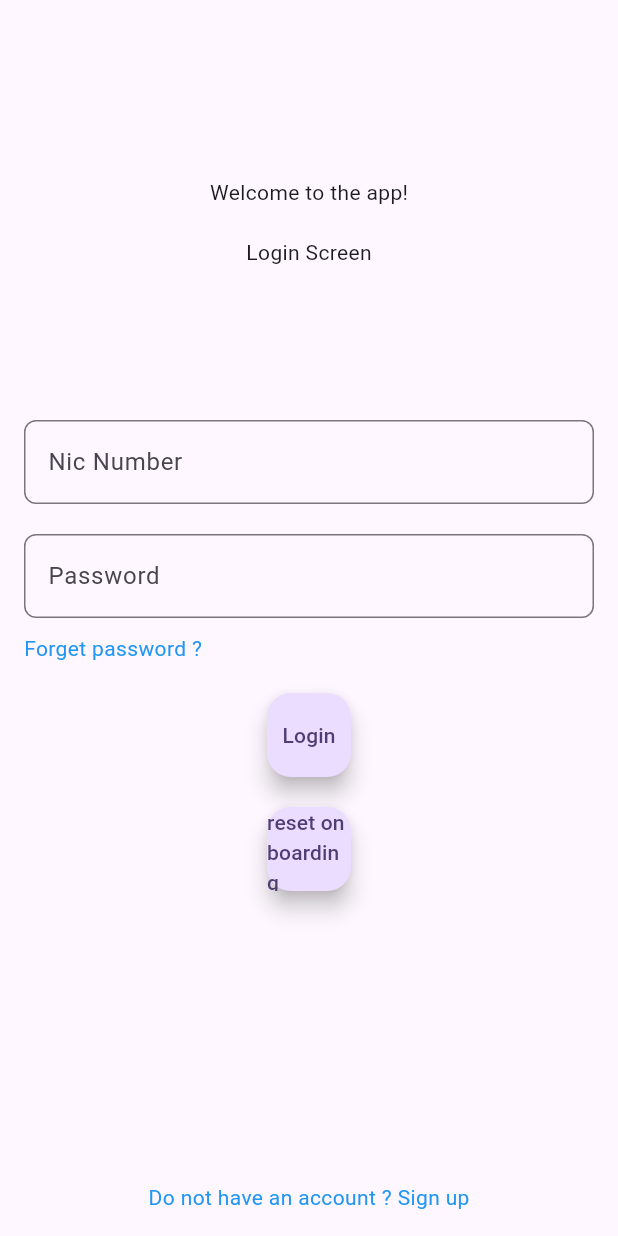
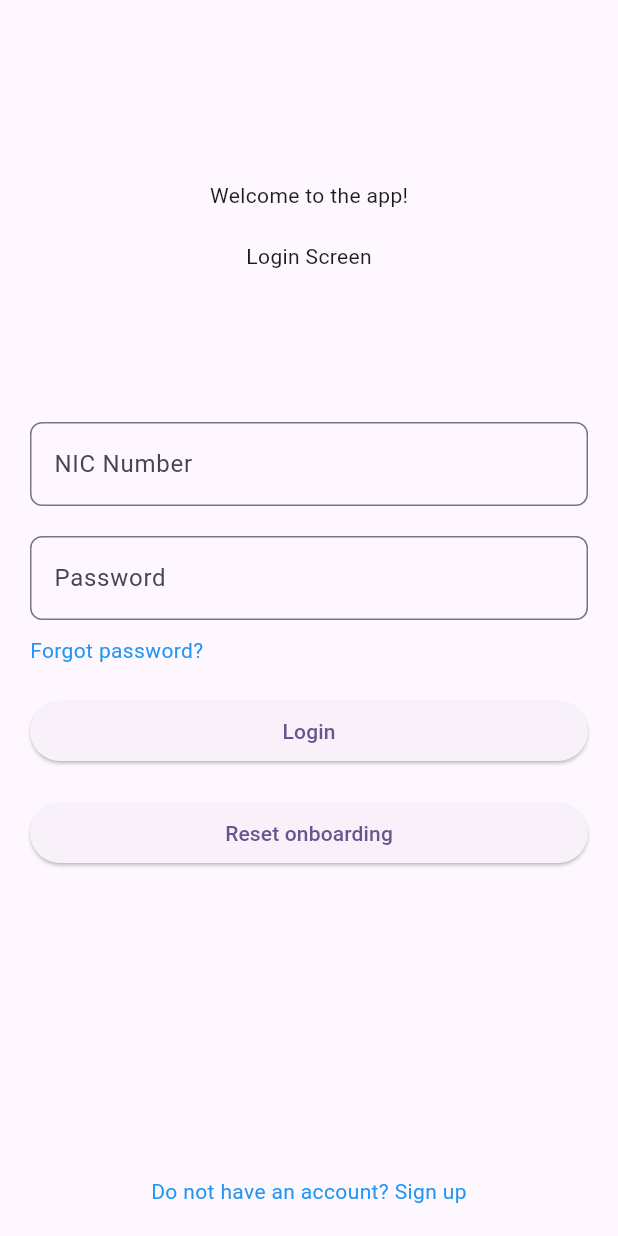
Before and after one commit to MininduThiranjaya/PayMe, a Flutter app: the Login_Screen screen opened by its route, on a phone screen of 412 x 824 dp. Run offline on Flutter 3.47's test engine with Material 3 defaults, Android fonts, the phone set to English and light mode, and no system bars; our stand-ins replace shared_preferences; accounts and stored records are empty.

Commit message:
fix: resolve boundry exception

```diff
--- a/client/lib/screens/common/Login_Screen.dart
+++ b/client/lib/screens/common/Login_Screen.dart
@@ -1,30 +1,39 @@
 import 'package:flutter/material.dart';
 import 'package:client/services/Onboard_Storage_Service.dart';
 
-class Login_Screen extends StatefulWidget{
-
+class Login_Screen extends StatefulWidget {
   const Login_Screen({super.key});
 
   @override
   State<Login_Screen> createState() => _Login_Screen_State();
 }
 
-class _Login_Screen_State extends State<Login_Screen>{
-
+class _Login_Screen_State extends State<Login_Screen> {
   Future<void> resetOnboardingStatus() async {
     await OnboardStorageService().resetOnboarding();
   }
 
   @override
   Widget build(BuildContext context) {
-    return Scaffold (
+    return Scaffold(
+      resizeToAvoidBottomInset: true,
       body: SafeArea(
-        child: Center(
+        child: LayoutBuilder(
+          builder: (context, constraints) {
+
+            const pagePadding = EdgeInsets.all(20);
+            final availableHeight = constraints.maxHeight - pagePadding.vertical;
+
+            return SingleChildScrollView(
+              keyboardDismissBehavior: ScrollViewKeyboardDismissBehavior.onDrag,
               child: Padding(
-            padding: const EdgeInsets.all(16),
+                padding: pagePadding,
+                child: ConstrainedBox(
+                  constraints: BoxConstraints(minHeight: availableHeight),
+                  child: IntrinsicHeight(
                     child: Column(
-              mainAxisAlignment: MainAxisAlignment.start,
                       children: [
+                        // Title section: 1/3
                         Expanded(
                           flex: 1,
                           child: Column(
@@ -36,77 +45,102 @@ class _Login_Screen_State extends State<Login_Screen>{
                             ],
                           ),
                         ),
+
+                        // Form section: 2/3
                         Expanded(
-                  flex:2,
+                          flex: 2,
                           child: Column(
-                    mainAxisAlignment: MainAxisAlignment.start,
+                            crossAxisAlignment: CrossAxisAlignment.stretch,
                             children: [
                               TextField(
-                        decoration:
-                          InputDecoration(
-                            labelText: 'Nic Number',
-                            hintText: 'Enter your nic number',
-                            border: OutlineInputBorder(borderRadius: BorderRadius.circular(8))
+                                decoration: InputDecoration(
+                                  labelText: 'NIC Number',
+                                  hintText: 'Enter your NIC number',
+                                  border: OutlineInputBorder(
+                                    borderRadius: BorderRadius.circular(8),
                                   ),
                                 ),
-                      SizedBox(height: 20),
+                              ),
+
+                              const SizedBox(height: 20),
+
                               TextField(
-                        decoration:
-                          InputDecoration(
+                                obscureText: true,
+                                decoration: InputDecoration(
                                   labelText: 'Password',
                                   hintText: 'Enter your password',
-                            border: OutlineInputBorder(borderRadius: BorderRadius.circular(8))
+                                  border: OutlineInputBorder(
+                                    borderRadius: BorderRadius.circular(8),
                                   ),
-                          obscureText: true,
                                 ),
-                      SizedBox(height: 10),
+                              ),
+
+                              const SizedBox(height: 10),
+
                               Align(
                                 alignment: Alignment.centerLeft,
-                        child: InkWell(
+                                child: GestureDetector(
                                   onTap: () {
-                            //
+                                    // Go to forgot-password page
                                   },
-                          overlayColor: WidgetStateProperty.resolveWith<Color?>(
-                            (states) => Colors.transparent,
-                          ),
-                          child: Text('Forget password ?', style: TextStyle(color: Colors.blue)),
+                                  child: const Text(
+                                    'Forgot password?',
+                                    style: TextStyle(color: Colors.blue),
                                   ),
                                 ),
-                      SizedBox(height: 20),
-                      FloatingActionButton(
+                              ),
+
+                              const SizedBox(height: 20),
+
+                              SizedBox(
+                                width: double.infinity,
+                                child: ElevatedButton(
                                   onPressed: () {
-                          //
+                                    // Login
                                   },
-                        child: Text('Login')
+                                  child: const Text('Login'),
                                 ),
-                      SizedBox(height: 20),
-                      FloatingActionButton(
+                              ),
+
+                              const SizedBox(height: 20),
+
+                              SizedBox(
+                                width: double.infinity,
+                                child: ElevatedButton(
                                   onPressed: () {
                                     resetOnboardingStatus();
                                   },
-                        child: Text('reset onboarding')
+                                  child: const Text('Reset onboarding'),
                                 ),
-                      Spacer(),
+                              ),
+
+                              const Spacer(),
+
                               Align(
                                 alignment: Alignment.center,
-                        child: InkWell(
+                                child: GestureDetector(
                                   onTap: () {
-                            //
+                                    // Go to registration page
                                   },
-                          overlayColor: WidgetStateProperty.resolveWith<Color?>(
-                            (state) => Colors.transparent
+                                  child: const Text(
+                                    'Do not have an account? Sign up',
+                                    textAlign: TextAlign.center,
+                                    style: TextStyle(color: Colors.blue),
                                   ),
-                          child: Text('Do not have an account ? Sign up', style: TextStyle(color: Colors.blue))
-                        )
-                      )
-                    ]
-                  )
-                )
+                                ),
+                              ),
                             ],
                           ),
-          )
-        )
-      )
+                        ),
+                      ],
+                    ),
+                  ),
+                ),
+              ),
+            );
+          },
+        ),
+      ),
     );
   }
 }
```
Lines whose indentation alone changed are shown as unchanged.
